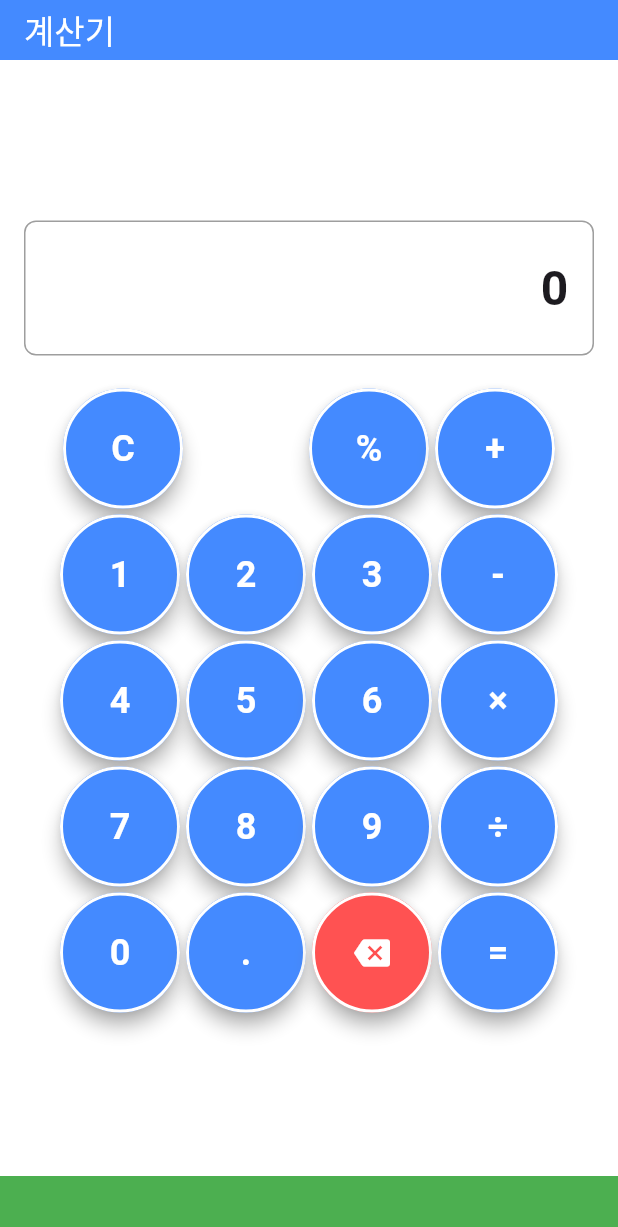
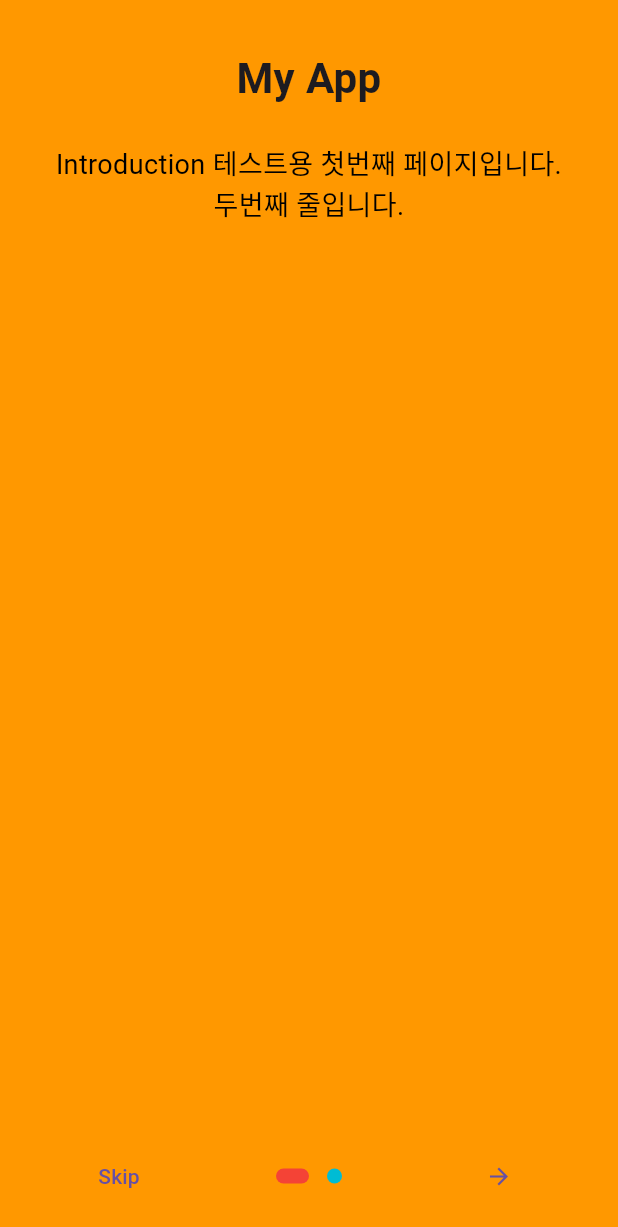
Before and after one commit to tkddnjs365/dart_study, a Flutter app: the screen it shows after launch, on a phone screen of 412 x 824 dp. Shown: the top 1227 px of the screen. Run offline on Flutter 3.47's test engine with Material 3 defaults, Android fonts, the phone set to English and light mode, and no system bars; drawn by our look-alikes of introduction_screen.

Commit message:
Home - OnBoarding 적용

```diff
--- a/lib/main.dart
+++ b/lib/main.dart
@@ -1,10 +1,20 @@
 import 'package:flutter/material.dart';
-import 'screens/calculator.dart';
+import 'package:study_flutter/screens/home.dart';
 
 void main() {
   runApp(MyApp());
 }
 
+class MyApp extends StatelessWidget {
+  const MyApp({super.key});
+
+  @override
+  Widget build(BuildContext context) {
+    return MaterialApp(title: '플러터 공부', home: Home());
+  }
+}
+
+/*
 class MyApp extends StatelessWidget {
   const MyApp({super.key});
 
@@ -20,3 +30,4 @@ class MyApp extends StatelessWidget {
     );
   }
 }
+*/
--- a/lib/screens/calculator.dart
+++ b/lib/screens/calculator.dart
@@ -212,7 +212,10 @@ class _CalculatorScreenState extends State<CalculatorScreen> {
                 alignment: Alignment.centerRight,
                 child: Text(
                   displayText.isEmpty ? '0' : displayText,
-                  style: const TextStyle(fontSize: 32, fontWeight: FontWeight.bold),
+                  style: const TextStyle(
+                    fontSize: 32,
+                    fontWeight: FontWeight.bold,
+                  ),
                 ),
               ),
             ),
--- /dev/null
+++ b/lib/screens/home.dart
@@ -0,0 +1,139 @@
+import 'package:flutter/material.dart';
+import 'package:introduction_screen/introduction_screen.dart';
+import 'package:study_flutter/screens/calculator.dart';
+
+class OnBoardingConstants {
+  // Size
+  static const double titleFontSize = 28.0;
+  static const double bodyFontSize = 18.0;
+  static const double dotSize = 10.0;
+  static const double activeDotWidth = 22.0;
+  static const double imagePaddingTop = 40.0;
+  static const double borderRadius = 24.0;
+
+  // Colors
+  static const Color pageBackgroundColor = Colors.orange;
+  static const Color dotColor = Colors.cyan;
+  static const Color activeDotColor = Colors.red;
+  static const Color bodyTextColor = Colors.black;
+
+  // Texts
+  static const String firstPageTitle = 'My App';
+  static const String firstPageBody =
+      'Introduction 테스트용 첫번째 페이지입니다.\n'
+      '두번째 줄입니다.';
+  static const String secondPageBody = '두번째 테스트화면 입니다.';
+  static const String doneText = 'Done';
+  static const String skipText = 'Skip';
+}
+
+// OnBoarding 데이터 모델
+class OnBoardingData {
+  final String title;
+  final String body;
+  final String? imagePath;
+
+  const OnBoardingData({
+    required this.title,
+    required this.body,
+    this.imagePath,
+  });
+}
+
+// Home Widget
+class Home extends StatelessWidget {
+  const Home({super.key});
+
+  @override
+  Widget build(BuildContext context) {
+    return const Scaffold(body: SafeArea(child: OnBoardingPage()));
+  }
+}
+
+// OnBoarding Page Widget
+class OnBoardingPage extends StatelessWidget {
+  const OnBoardingPage({super.key});
+
+  // OnBoarding 데이터 생성
+  static const List<OnBoardingData> _onBoardingData = [
+    OnBoardingData(
+      title: OnBoardingConstants.firstPageTitle,
+      body: OnBoardingConstants.firstPageBody,
+    ),
+    OnBoardingData(title: '', body: OnBoardingConstants.secondPageBody),
+  ];
+
+  // 페이지 생성
+  List<PageViewModel> _buildPages() {
+    return _onBoardingData
+        .map(
+          (data) => PageViewModel(
+            title: data.title,
+            body: data.body,
+            image: data.imagePath != null
+                ? Image.asset(data.imagePath!, height: 200)
+                : null,
+            decoration: OnBoardingStyles.getPageDecoration(),
+          ),
+        )
+        .toList();
+  }
+
+  // 네비게이션 생성
+  void _navigateToCalculator(BuildContext context) {
+    Navigator.of(context).push(
+      MaterialPageRoute(builder: (context) => const CalculatorScreen()),
+    );
+  }
+
+  // Dots Decorator
+  DotsDecorator _buildDotsDecorator() {
+    return const DotsDecorator(
+      color: OnBoardingConstants.dotColor,
+      size: Size(OnBoardingConstants.dotSize, OnBoardingConstants.dotSize),
+      activeSize: Size(
+        OnBoardingConstants.activeDotWidth,
+        OnBoardingConstants.dotSize,
+      ),
+      activeShape: RoundedRectangleBorder(
+        borderRadius: BorderRadius.all(
+          Radius.circular(OnBoardingConstants.borderRadius),
+        ),
+      ),
+      activeColor: OnBoardingConstants.activeDotColor,
+    );
+  }
+
+  @override
+  Widget build(BuildContext context) {
+    return IntroductionScreen(
+      pages: _buildPages(),
+      done: const Text(OnBoardingConstants.doneText),
+      onDone: () => _navigateToCalculator(context),
+      next: const Icon(Icons.arrow_forward),
+      showSkipButton: true,
+      skip: const Text(OnBoardingConstants.skipText),
+      onSkip: () => _navigateToCalculator(context),
+      dotsDecorator: _buildDotsDecorator(),
+      globalBackgroundColor: OnBoardingConstants.pageBackgroundColor,
+    );
+  }
+}
+
+// OnBoarding 스타일 클래스
+class OnBoardingStyles {
+  static PageDecoration getPageDecoration() {
+    return const PageDecoration(
+      titleTextStyle: TextStyle(
+        fontSize: OnBoardingConstants.titleFontSize,
+        fontWeight: FontWeight.bold,
+      ),
+      bodyTextStyle: TextStyle(
+        fontSize: OnBoardingConstants.bodyFontSize,
+        color: OnBoardingConstants.bodyTextColor,
+      ),
+      imagePadding: EdgeInsets.only(top: OnBoardingConstants.imagePaddingTop),
+      pageColor: OnBoardingConstants.pageBackgroundColor,
+    );
+  }
+}
--- a/pubspec.yaml
+++ b/pubspec.yaml
@@ -34,6 +34,7 @@ dependencies:
   # The following adds the Cupertino Icons font to your application.
   # Use with the CupertinoIcons class for iOS style icons.
   cupertino_icons: ^1.0.8
+  introduction_screen: ^4.0.0
 
 dev_dependencies:
   flutter_test:
```
Also changed, not shown: pubspec.lock.
